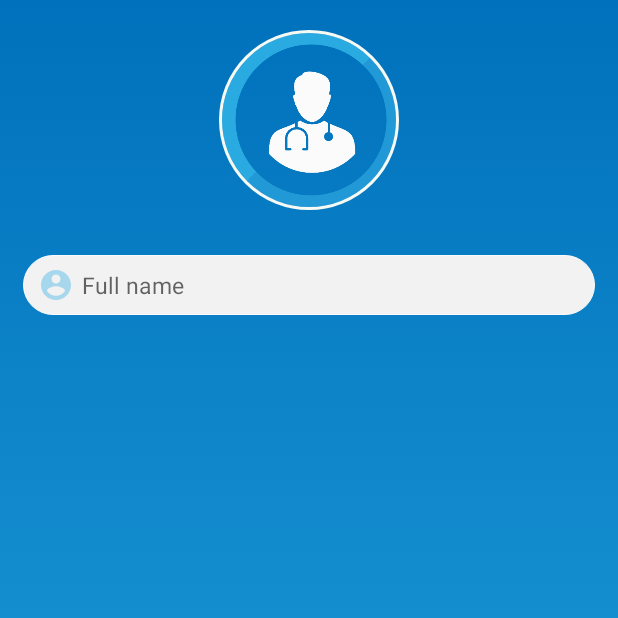
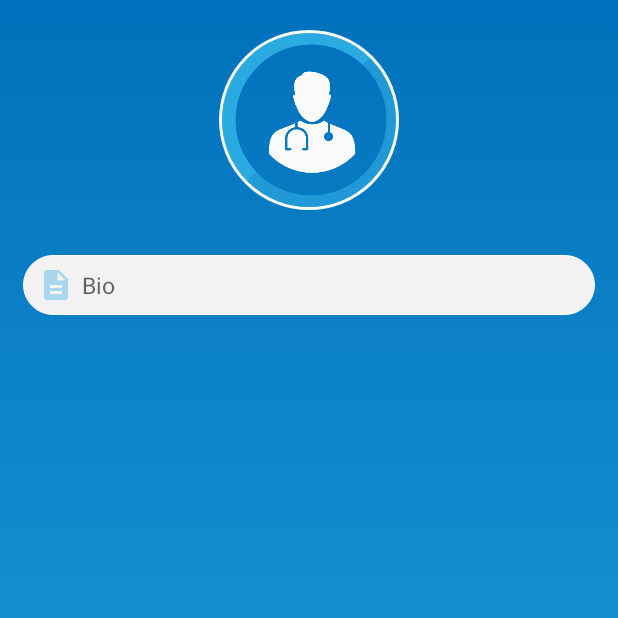
Before and after one commit to amr-ah/DoctorFinder, an Android app: the DoctorSignup screen opened directly, with no data from a screen before it, on a phone screen of 412 x 824 dp, the top half of it. Run offline under Robolectric (Android 15) with nearby library versions, the phone set to English and light mode, and no system bars; our stand-ins replace CircleImageView.

Commit message:
update ui

```diff
--- /dev/null
+++ b/DoctorFinder/app/src/main/res/drawable/ic_description_black_24dp.xml
@@ -0,0 +1,9 @@
+<vector xmlns:android="http://schemas.android.com/apk/res/android"
+        android:width="24dp"
+        android:height="24dp"
+        android:viewportWidth="24.0"
+        android:viewportHeight="24.0">
+    <path
+        android:fillColor="#6029ABE2"
+        android:pathData="M14,2L6,2c-1.1,0 -1.99,0.9 -1.99,2L4,20c0,1.1 0.89,2 1.99,2L18,22c1.1,0 2,-0.9 2,-2L20,8l-6,-6zM16,18L8,18v-2h8v2zM16,14L8,14v-2h8v2zM13,9L13,3.5L18.5,9L13,9z"/>
+</vector>
--- a/DoctorFinder/app/src/main/res/layout/activity_doctor_signup.xml
+++ b/DoctorFinder/app/src/main/res/layout/activity_doctor_signup.xml
@@ -23,8 +23,8 @@
         android:layout_marginEnd="15dp"
         android:layout_width="match_parent"
         android:layout_height="40dp"
-        android:drawableLeft="@drawable/ic_account_circle_black_24dp"
-        android:hint="Full name"
+        android:drawableLeft="@drawable/ic_description_black_24dp"
+        android:hint="Bio"
         android:textSize="15sp"
         android:background="@drawable/rounded_white"
         android:drawablePadding="5dp"
```
